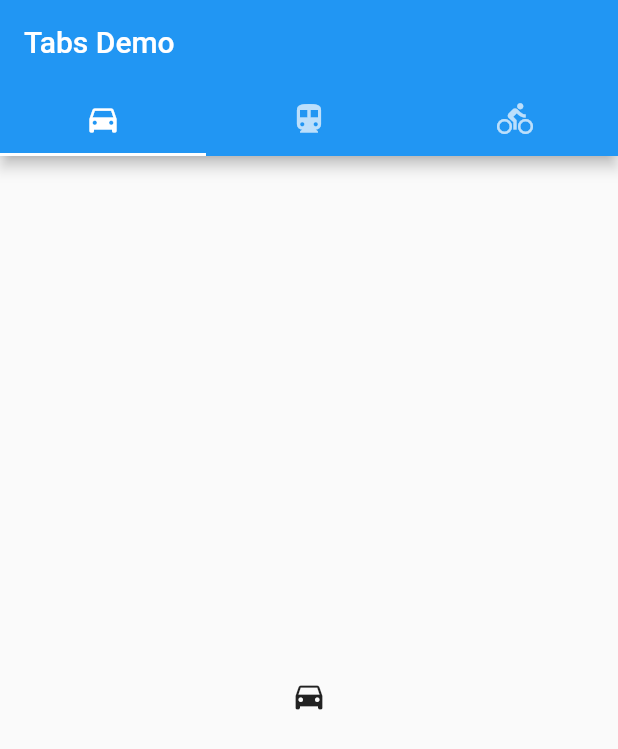
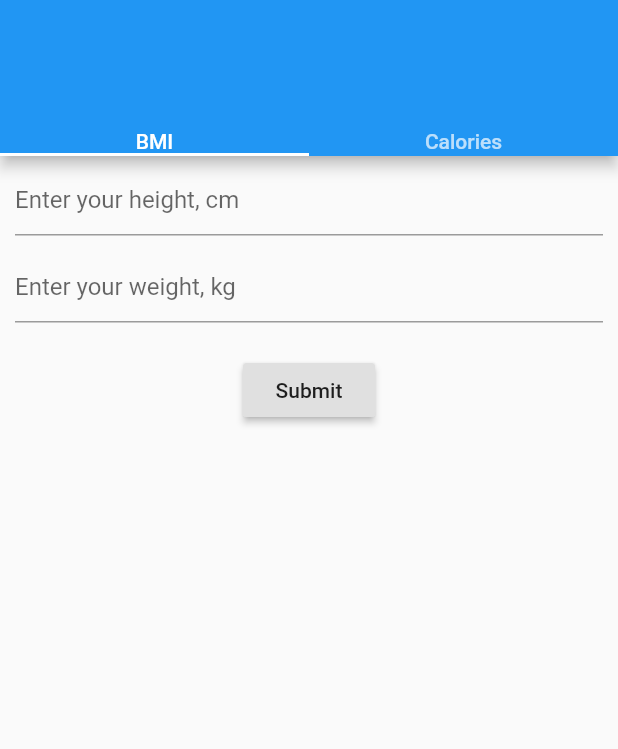
Before and after one commit to golushkin/flutter-calc, a Flutter app: the screen it shows after launch, on a phone screen of 412 x 824 dp. Shown: the top 749 px of the screen. Run offline on Flutter 3.47's test engine with Material 2 defaults, Android fonts, the phone set to English and light mode, and no system bars.

Commit message:
create bmi tab

```diff
--- /dev/null
+++ b/lib/bmi/bmi_form.dart
@@ -0,0 +1,109 @@
+import 'package:calculator/bmi/bmi_titles.dart';
+import 'package:flutter/material.dart';
+import 'dart:math';
+
+class BmiForm extends StatefulWidget {
+  @override
+  _BmiFormState createState() => _BmiFormState();
+}
+
+class _BmiFormState extends State<BmiForm> {
+  final _formKey = GlobalKey<FormState>();
+  final weightController = TextEditingController();
+  final heightController = TextEditingController();
+  bool show_outp = false;
+  double result = 0;
+
+  @override
+  void dispose() {
+    weightController.dispose();
+    heightController.dispose();
+    super.dispose();
+  }
+
+  String _validate(value) {
+    if (value.isEmpty) {
+      return 'Please enter some text';
+    }
+    if (double.tryParse(value) == null) {
+      return 'Please enter number';
+    }
+    return null;
+  }
+
+  Widget _inputHeight() {
+    return Container(
+        padding: EdgeInsets.fromLTRB(10, 5, 10, 5),
+        child: TextFormField(
+          decoration: const InputDecoration(
+            hintText: 'Enter your height, cm',
+          ),
+          validator: _validate,
+          controller: heightController,
+        ));
+  }
+
+  Widget _inputWeight() {
+    return Container(
+        padding: EdgeInsets.fromLTRB(10, 5, 10, 5),
+        child: TextFormField(
+          decoration: const InputDecoration(
+            hintText: 'Enter your weight, kg',
+          ),
+          validator: _validate,
+          controller: weightController,
+        ));
+  }
+
+  Widget _btn() {
+    return Padding(
+      padding: const EdgeInsets.symmetric(vertical: 16.0),
+      child: RaisedButton(
+        onPressed: () {
+          if (_formKey.currentState.validate()) {
+            double weight = double.parse(weightController.text);
+            double height = double.parse(heightController.text) / 100;
+
+            setState(() {
+              result = weight / pow(height, 2);
+              show_outp = true;
+            });
+          }
+        },
+        child: Text('Submit'),
+      ),
+    );
+  }
+
+  Widget _output() {
+    if (show_outp) {
+      BmiTitles bmiTitles = BmiTitles(result);
+      return Container(
+          margin: EdgeInsets.fromLTRB(0, 40, 0, 0),
+          child: Text(
+            "Ваш индекс ${result.toStringAsFixed(2)}\n${bmiTitles.get_title()}",
+            textAlign: TextAlign.center,
+            style: TextStyle(fontSize: 20),
+          ));
+    }
+    return Container(child: Text(""));
+  }
+
+  @override
+  Widget build(BuildContext context) {
+    return Form(
+        key: _formKey,
+        child: Column(children: <Widget>[
+          Column(
+            mainAxisAlignment: MainAxisAlignment.start,
+            crossAxisAlignment: CrossAxisAlignment.center,
+            children: <Widget>[
+              _inputHeight(),
+              _inputWeight(),
+              _btn(),
+              _output()
+            ],
+          )
+        ]));
+  }
+}
--- /dev/null
+++ b/lib/bmi/bmi_tab.dart
@@ -0,0 +1,9 @@
+import 'package:calculator/bmi/bmi_form.dart';
+import 'package:flutter/material.dart';
+
+class BmiTab extends StatelessWidget {
+  @override
+  Widget build(BuildContext context) {
+    return BmiForm();
+  }
+}
--- /dev/null
+++ b/lib/bmi/bmi_titles.dart
@@ -0,0 +1,23 @@
+class BmiTitles {
+  final double result;
+
+  BmiTitles(this.result);
+
+  String get_title() {
+    if (result < 16) {
+      return "Выраженный дефицит массы тела";
+    } else if (result >= 16 && result < 18.5) {
+      return "Недостаточная (дефицит) масса тела";
+    } else if (result >= 18.5 && result < 25) {
+      return "Нормаnull";
+    } else if (result >= 25 && result < 30) {
+      return "Избыточная масса тела (предожирение)";
+    } else if (result >= 30 && result < 35) {
+      return "Ожирение первой степени";
+    } else if (result >= 35 && result < 40) {
+      return "Ожирение второй степени";
+    } else {
+      return "Ожирение третьей степени (морбидное)";
+    }
+  }
+}
--- a/lib/main.dart
+++ b/lib/main.dart
@@ -1,4 +1,5 @@
 import 'package:flutter/material.dart';
+import './bmi/bmi_tab.dart';
 
 void main() {
   runApp(TabBarDemo());
@@ -9,23 +10,20 @@ class TabBarDemo extends StatelessWidget {
   Widget build(BuildContext context) {
     return MaterialApp(
       home: DefaultTabController(
-        length: 3,
+        length: 2,
         child: Scaffold(
           appBar: AppBar(
             bottom: TabBar(
               tabs: [
-                Tab(icon: Icon(Icons.directions_car)),
-                Tab(icon: Icon(Icons.directions_transit)),
-                Tab(icon: Icon(Icons.directions_bike)),
+                Text("BMI"),
+                Text("Calories"),
               ],
             ),
-            title: Text('Tabs Demo'),
           ),
           body: TabBarView(
             children: [
-              Icon(Icons.directions_car),
+              BmiTab(),
               Icon(Icons.directions_transit),
-              Icon(Icons.directions_bike),
             ],
           ),
         ),
```
